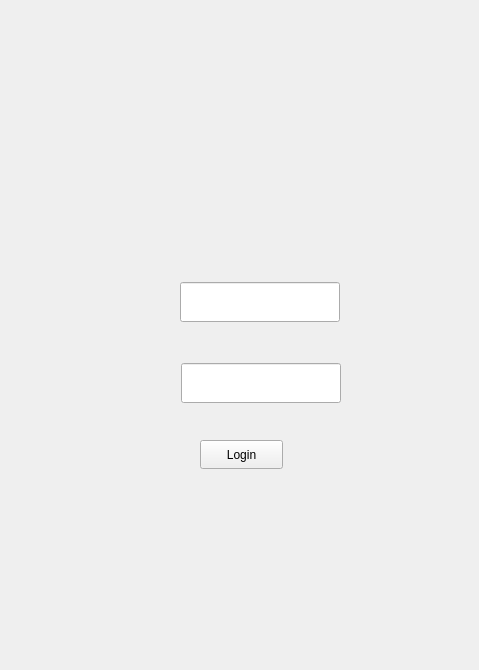
First picture: the form in ToDo/loginpanel.ui, repository Amirrezach1383/uiap-final-project, before the edit.
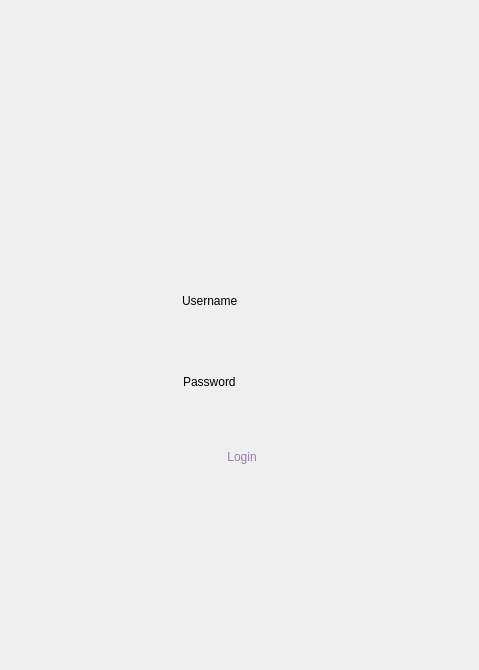
Second picture: the form after the edit. Icons and pictures are not drawn.

The edit to the form file:
```diff
--- a/ToDo/loginpanel.ui
+++ b/ToDo/loginpanel.ui
@@ -30,22 +30,34 @@
 background-image: url(:/Image/LoginPanel.png);
 }
 
+QLineEdit:hover  {
+	color: rgb(37, 17, 56);
+}
+
 QLineEdit {
-
+	background : transparent; 
+	border: none;
+	font: 15pt &quot;Playwrite DE Grund&quot;;
+	color: rgb(0, 0, 0);
 }
-
+QPushButton:hover {
+	color: rgb(212, 171, 241);
+}
 QPushButton {
-
+	background : transparent; 
+	border: none;
+	font: 12pt &quot;Playwrite DE Grund&quot;;
+	color: rgb(154, 124, 175);
 }</string>
   </property>
   <widget class="QWidget" name="centralwidget">
    <widget class="QPushButton" name="loginPB">
     <property name="geometry">
      <rect>
-      <x>200</x>
-      <y>440</y>
-      <width>83</width>
-      <height>29</height>
+      <x>177</x>
+      <y>432</y>
+      <width>130</width>
+      <height>50</height>
      </rect>
     </property>
     <property name="text">
@@ -56,21 +68,27 @@
     <property name="geometry">
      <rect>
       <x>180</x>
-      <y>282</y>
+      <y>281</y>
       <width>160</width>
       <height>40</height>
      </rect>
     </property>
+    <property name="text">
+     <string>Username</string>
+    </property>
    </widget>
    <widget class="QLineEdit" name="passwordLE">
     <property name="geometry">
      <rect>
       <x>181</x>
-      <y>363</y>
+      <y>362</y>
       <width>160</width>
       <height>40</height>
      </rect>
     </property>
+    <property name="text">
+     <string>Password</string>
+    </property>
    </widget>
   </widget>
  </widget>
```
Left out of the diff: 3 changed lines with no effect on the pictures.
